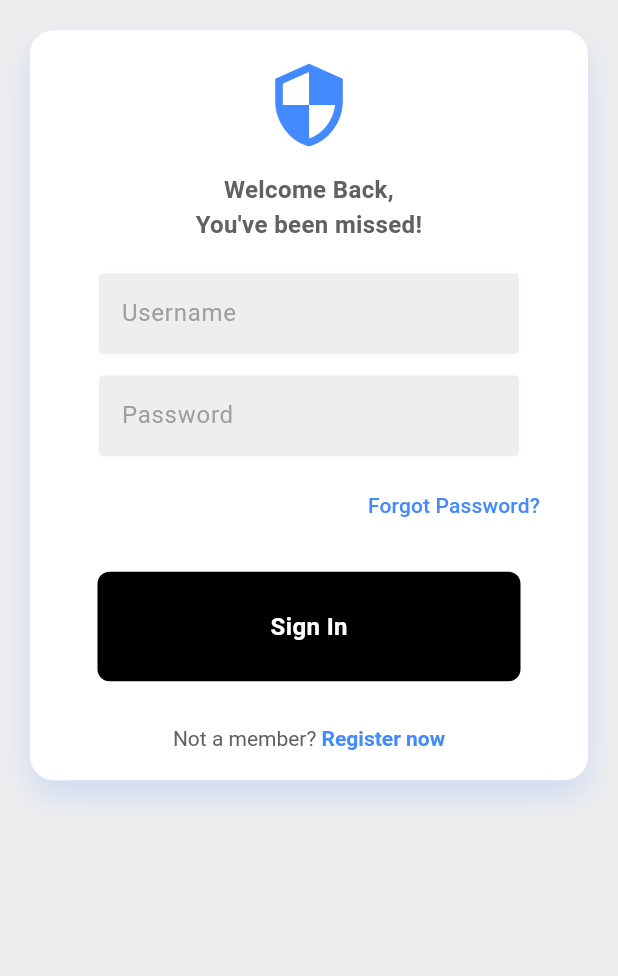
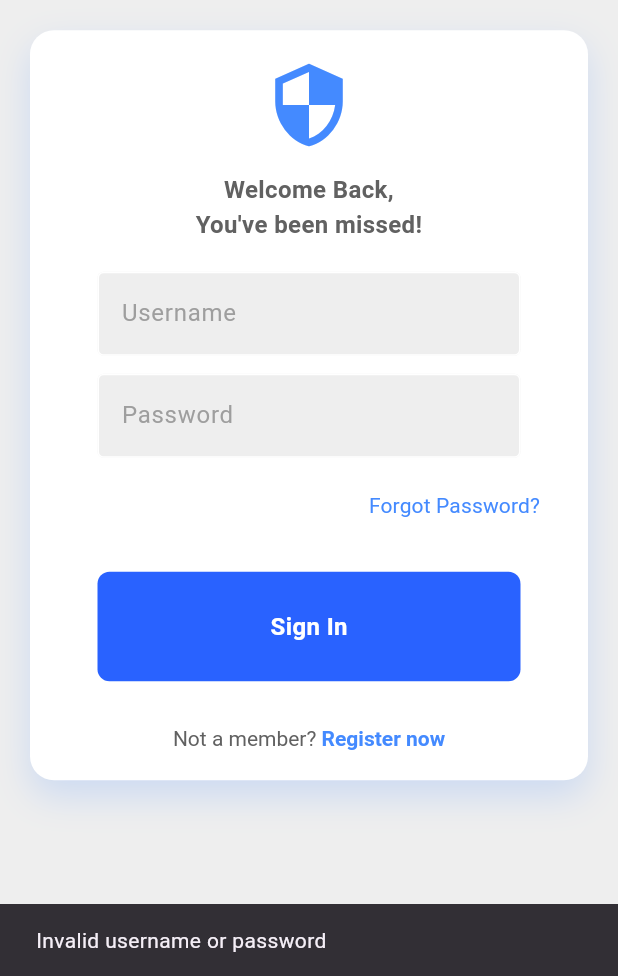
Before and after one commit to DairaDoo/cipher-connect, a Flutter app: the screen it shows after launch, after a tap on "Sign In", on a phone screen of 412 x 824 dp, the part 260-1236 px from its top. Run offline on Flutter 3.47's test engine with Material 3 defaults, Android fonts, the phone set to English and light mode, and no system bars; our stand-ins replace pinput.

Commit message:
UI del Login y MFA terminada. Ahora toca implementar el backend.

```diff
--- a/lib/screens/login_screen.dart
+++ b/lib/screens/login_screen.dart
@@ -1,17 +1,46 @@
+// login_screen.dart
 import 'package:flutter/gestures.dart';
 import 'package:flutter/material.dart';
 import '../widgets/my_textfield.dart';
 import '../widgets/my_button.dart';
+import 'otp_form_screen.dart';
 
-class LoginPage extends StatelessWidget {
+class LoginPage extends StatefulWidget {
   LoginPage({super.key});
 
+  @override
+  State<LoginPage> createState() => _LoginPageState();
+}
+
+class _LoginPageState extends State<LoginPage> {
   // Text editing controllers
   final usernameController = TextEditingController();
   final passwordController = TextEditingController();
 
   // Método futuro encargado de logear al usuario.
-  void signUserIn() {}
+  void signUserIn() {
+    // Usuario falso para prueba
+    const fakeUsername = 'testuser';
+    const fakePassword = '123456';
+
+    if (usernameController.text == fakeUsername &&
+        passwordController.text == fakePassword) {
+      // Navegar a la pantalla OTP si el usuario es válido
+      Navigator.push(
+        context,
+        MaterialPageRoute(
+          builder: (context) => OtpForm(),
+        ),
+      );
+    } else {
+      // Mostrar un error si las credenciales son inválidas
+      ScaffoldMessenger.of(context).showSnackBar(
+        const SnackBar(
+          content: Text('Invalid username or password'),
+        ),
+      );
+    }
+  }
 
   @override
   Widget build(BuildContext context) {
@@ -25,16 +54,13 @@ class LoginPage extends StatelessWidget {
             padding: const EdgeInsets.all(20.0),
             child: ConstrainedBox(
               constraints: BoxConstraints(
-                maxWidth: 600, // Anchura máxima para pantallas grandes
-                minHeight:
-                    mediaQuery.size.height - 40, // Altura mínima sin overflow
+                maxWidth: 600,
+                minHeight: mediaQuery.size.height - 40,
               ),
               child: Column(
-                mainAxisAlignment:
-                    MainAxisAlignment.center, // Centrado vertical
+                mainAxisAlignment: MainAxisAlignment.center,
                 crossAxisAlignment: CrossAxisAlignment.center,
                 children: [
-                  // Título de la app
                   Text(
                     'Cipher Connect',
                     textAlign: TextAlign.center,
@@ -42,12 +68,10 @@ class LoginPage extends StatelessWidget {
                       fontSize: isMobile ? 30 : 36,
                       fontWeight: FontWeight.bold,
                       color: Colors.blueAccent,
-                      fontFamily: 'Poppins', // Fuente Poppins
+                      fontFamily: 'Poppins',
                     ),
                   ),
                   const SizedBox(height: 20),
-
-                  // Cuadro con el contenido de login
                   Container(
                     padding: const EdgeInsets.all(20),
                     decoration: BoxDecoration(
@@ -63,15 +87,12 @@ class LoginPage extends StatelessWidget {
                     ),
                     child: Column(
                       children: [
-                        // Logo
                         const Icon(
                           Icons.security,
                           size: 60,
                           color: Colors.blueAccent,
                         ),
                         const SizedBox(height: 15),
-
-                        // Texto de bienvenida
                         Text(
                           'Welcome Back,\nYou\'ve been missed!',
                           textAlign: TextAlign.center,
@@ -79,47 +100,37 @@ class LoginPage extends StatelessWidget {
                             color: Colors.grey[700],
                             fontSize: isMobile ? 16 : 18,
                             fontWeight: FontWeight.bold,
-                            fontFamily: 'Roboto', // Fuente Roboto
+                            fontFamily: 'Roboto',
                           ),
                         ),
                         const SizedBox(height: 20),
-
-                        // Username textfield
                         MyTextField(
                           controller: usernameController,
                           hintText: 'Username',
                           obscureText: false,
                         ),
                         const SizedBox(height: 12),
-
-                        // Password textfield
                         MyTextField(
                           controller: passwordController,
                           hintText: 'Password',
                           obscureText: true,
                         ),
                         const SizedBox(height: 8),
-
-                        // Forgot password
                         Align(
                           alignment: Alignment.centerRight,
                           child: TextButton(
-                            onPressed: () {
-                              // Acción para "Forgot Password"
-                            },
-                            child: Text(
+                            onPressed: () {},
+                            child: const Text(
                               'Forgot Password?',
                               style: TextStyle(
                                 color: Colors.blueAccent,
                                 fontSize: 14,
-                                fontFamily: 'Roboto', // Fuente Roboto
+                                fontFamily: 'Roboto',
                               ),
                             ),
                           ),
                         ),
                         const SizedBox(height: 20),
-
-                        // Sign in button
                         SizedBox(
                           width: double.infinity,
                           child: MyButton(
@@ -127,8 +138,6 @@ class LoginPage extends StatelessWidget {
                           ),
                         ),
                         const SizedBox(height: 30),
-
-                        // Register now
                         RichText(
                           text: TextSpan(
                             style: TextStyle(
@@ -142,11 +151,15 @@ class LoginPage extends StatelessWidget {
                                 style: const TextStyle(
                                   color: Colors.blueAccent,
                                   fontWeight: FontWeight.bold,
-                                  fontFamily: 'Roboto', // Fuente Roboto
+                                  fontFamily: 'Roboto',
                                 ),
                                 recognizer: TapGestureRecognizer()
                                   ..onTap = () {
-                                    // Acción para registrar
+                                    ScaffoldMessenger.of(context).showSnackBar(
+                                      const SnackBar(
+                                        content: Text('Not implemented yet!'),
+                                      ),
+                                    );
                                   },
                               ),
                             ],
--- a/lib/widgets/my_button.dart
+++ b/lib/widgets/my_button.dart
@@ -13,7 +13,7 @@ class MyButton extends StatelessWidget {
           padding: const EdgeInsets.all(25),
           margin: const EdgeInsets.symmetric(horizontal: 25),
           decoration: BoxDecoration(
-            color: Colors.black,
+            color: Colors.blueAccent.shade700,
             borderRadius: BorderRadius.circular(8),
           ),
           child: const Center(
--- a/pubspec.yaml
+++ b/pubspec.yaml
@@ -9,6 +9,7 @@ environment:
 dependencies:
   flutter:
     sdk: flutter
+  pinput: ^5.0.0
 
 dev_dependencies:
   flutter_test:
```
Also changed, not shown: lib/screens/otp_form_screen.dart (added, +199 -0 lines), fonts/Poppins-Bold.ttf (added), fonts/Poppins-Regular.ttf (added), fonts/Roboto-Bold.ttf (added), fonts/Roboto-Regular.ttf (added), pubspec.lock.
